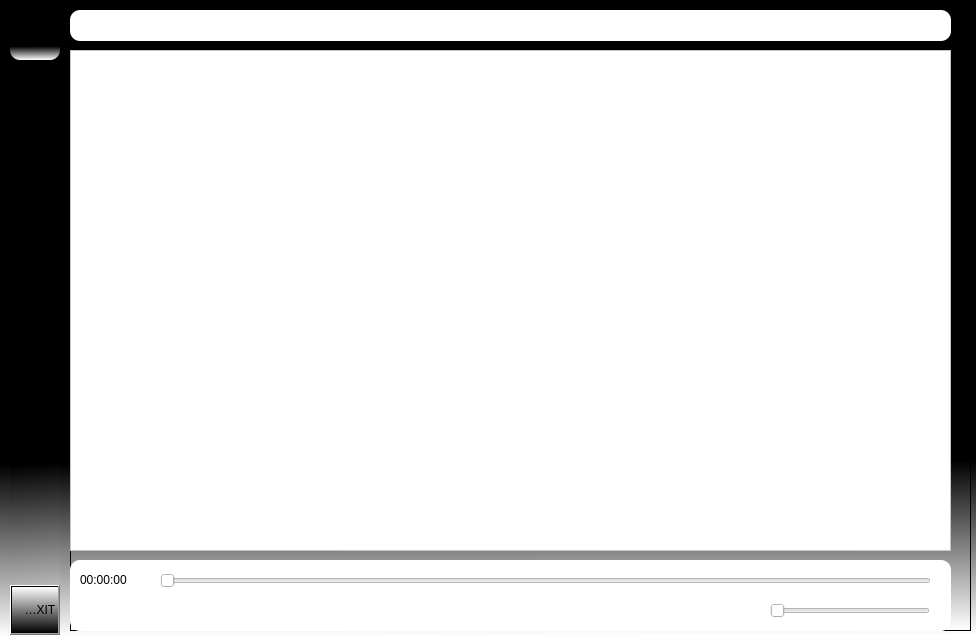
First picture: the form in ui/watch.ui, repository xbinh47/PTI_TungNam_DaiKhang, before the edit.
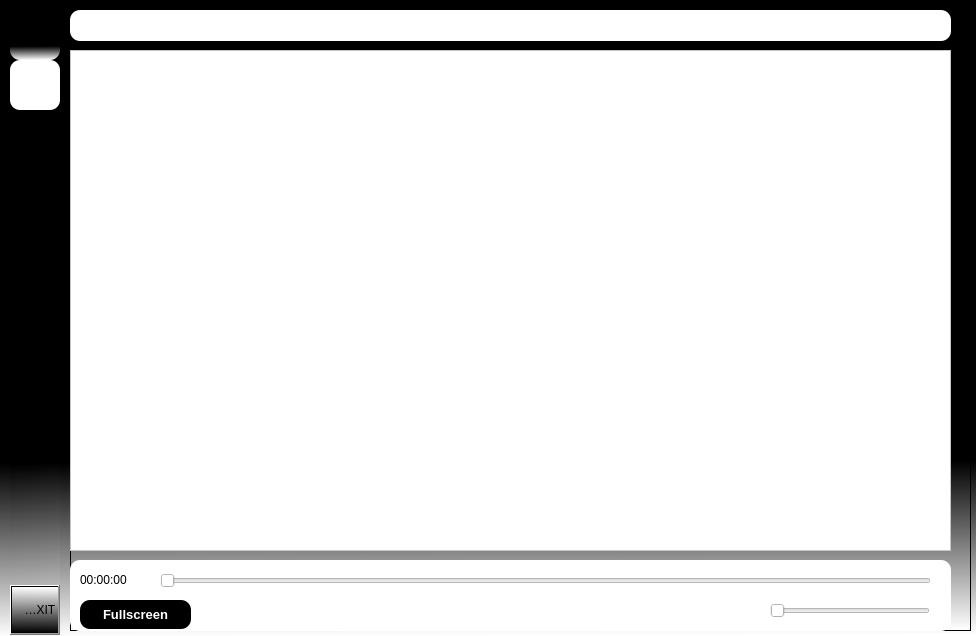
Second picture: the form after the edit. Icons and pictures are not drawn.

Patch:
```diff
--- a/ui/watch.ui
+++ b/ui/watch.ui
@@ -99,6 +99,45 @@
        </property>
       </widget>
      </item>
+     <item>
+      <widget class="QPushButton" name="OptBtn_2">
+       <property name="sizePolicy">
+        <sizepolicy hsizetype="Expanding" vsizetype="Fixed">
+         <horstretch>0</horstretch>
+         <verstretch>0</verstretch>
+        </sizepolicy>
+       </property>
+       <property name="minimumSize">
+        <size>
+         <width>0</width>
+         <height>50</height>
+        </size>
+       </property>
+       <property name="styleSheet">
+        <string notr="true">border-radius:10px;
+background-color:rgb(255, 255, 255)</string>
+       </property>
+       <property name="text">
+        <string/>
+       </property>
+       <property name="icon">
+        <iconset>
+         <normaloff>../img/house-solid.svg</normaloff>../img/house-solid.svg</iconset>
+       </property>
+       <property name="iconSize">
+        <size>
+         <width>25</width>
+         <height>25</height>
+        </size>
+       </property>
+       <property name="checkable">
+        <bool>true</bool>
+       </property>
+       <property name="autoExclusive">
+        <bool>true</bool>
+       </property>
+      </widget>
+     </item>
      <item>
       <spacer name="verticalSpacer">
        <property name="orientation">
@@ -331,6 +370,30 @@
         <normaloff>../img/play-solid.svg</normaloff>../img/play-solid.svg</iconset>
       </property>
      </widget>
+     <widget class="QPushButton" name="pushButton">
+      <property name="geometry">
+       <rect>
+        <x>10</x>
+        <y>40</y>
+        <width>111</width>
+        <height>29</height>
+       </rect>
+      </property>
+      <property name="font">
+       <font>
+        <pointsize>10</pointsize>
+        <bold>true</bold>
+       </font>
+      </property>
+      <property name="styleSheet">
+       <string notr="true">border-radius:10px;
+color:rgb(255, 255, 255);
+background-color:rgb(0, 0, 0)</string>
+      </property>
+      <property name="text">
+       <string>Fullscreen</string>
+      </property>
+     </widget>
     </widget>
    </widget>
   </widget>
```
